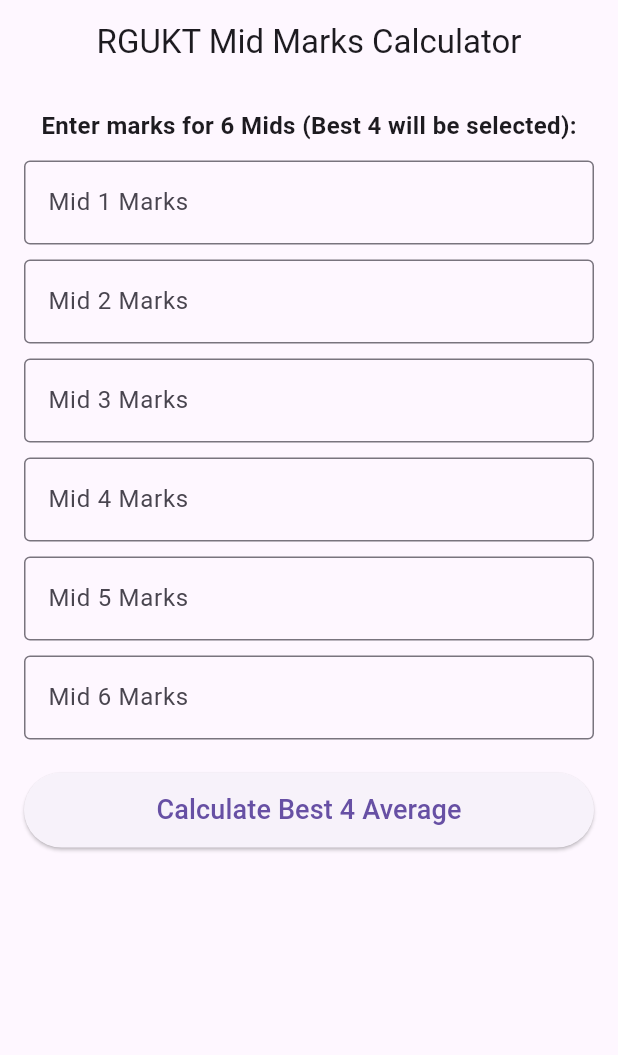
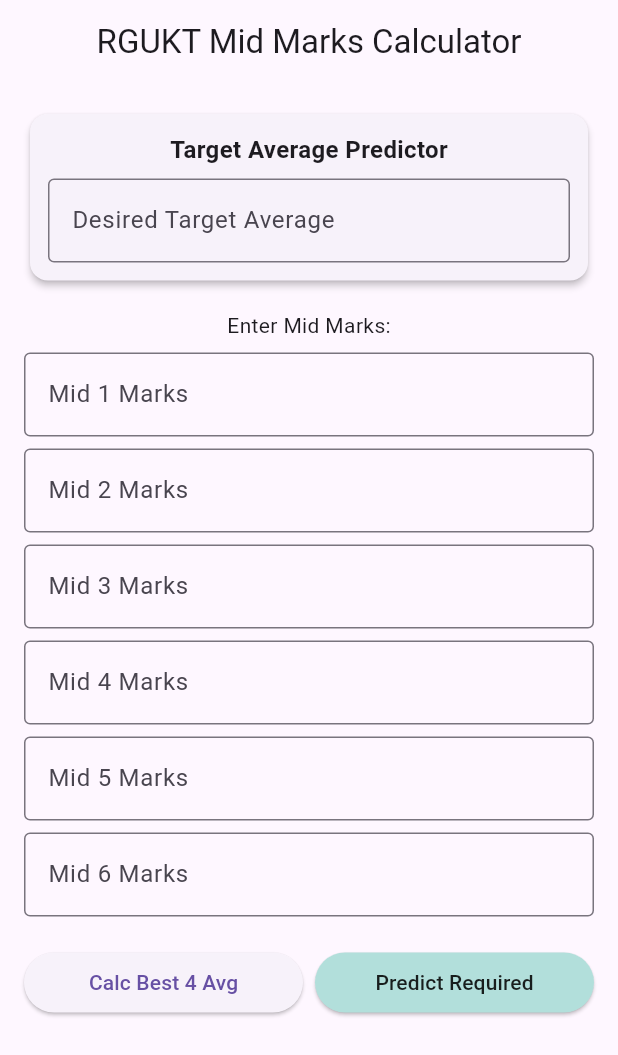
Before and after one commit to jirramanideepakreddy-lang/rgukt-mid-calculator, a Flutter app: the screen it shows after launch, on a phone screen of 412 x 824 dp. Shown: the top 1055 px of the screen. Run offline on Flutter 3.47's test engine with Material 3 defaults, Android fonts, the phone set to English and light mode, and no system bars.

Commit message:
Update main.dart

```diff
--- a/lib/main.dart
+++ b/lib/main.dart
@@ -31,9 +31,12 @@
 class _HomeScreenState extends State<HomeScreen> {
   final List<TextEditingController> _controllers =
       List.generate(6, (_) => TextEditingController());
-  double? _result;
+  final TextEditingController _targetController = TextEditingController();
 
-  void _calculate() {
+  double? _calculatedAverage;
+  String _targetAnalysis = '';
+
+  void _calculateAverage() {
     List<double> scores = [];
     for (var controller in _controllers) {
       double? val = double.tryParse(controller.text);
@@ -49,14 +52,70 @@
       return;
     }
 
-    // Sort descending and take best 4
     scores.sort((a, b) => b.compareTo(a));
     List<double> bestFour = scores.take(4).toList();
     double sum = bestFour.reduce((a, b) => a + b);
 
     setState(() {
-      _result = sum / 4;
+      _calculatedAverage = sum / 4;
     });
+  }
+
+  void _analyzeTarget() {
+    double? target = double.tryParse(_targetController.text);
+    if (target == null) {
+      ScaffoldMessenger.of(context).showSnackBar(
+        const SnackBar(content: Text('Please enter a valid target average')),
+      );
+      return;
+    }
+
+    List<double> entered = [];
+    for (var controller in _controllers) {
+      double? val = double.tryParse(controller.text);
+      if (val != null) {
+        entered.add(val);
+      }
+    }
+
+    double requiredTotalSum = target * 4;
+
+    if (entered.length >= 4) {
+      entered.sort((a, b) => b.compareTo(a));
+      double currentBest4Sum = entered.take(4).reduce((a, b) => a + b);
+      double currentAvg = currentBest4Sum / 4;
+      if (currentAvg >= target) {
+        setState(() {
+          _targetAnalysis = '🎉 Target Achieved! Your current Best 4 average is ${currentAvg.toStringAsFixed(2)}';
+        });
+      } else {
+        setState(() {
+          _targetAnalysis = 'Current Best 4 average is ${currentAvg.toStringAsFixed(2)}, which is below your target of ${target.toStringAsFixed(2)}.';
+        });
+      }
+      return;
+    }
+
+    double currentSum = entered.isEmpty ? 0 : entered.reduce((a, b) => a + b);
+    double neededRemainingSum = requiredTotalSum - currentSum;
+    int remainingMidsToPick = 4 - entered.length;
+    double requiredPerMid = neededRemainingSum / remainingMidsToPick;
+
+    if (requiredPerMid > 30) {
+      setState(() {
+        _targetAnalysis = '⚠️ Target of ${target.toStringAsFixed(2)} is mathematically impossible with your current scores (requires >30 per remaining mid).';
+      });
+    } else if (requiredPerMid <= 0) {
+      setState(() {
+        _targetAnalysis = '🎉 You have already secured enough marks to hit your target of ${target.toStringAsFixed(2)}!';
+      });
+    } else {
+      setState(() {
+        _targetAnalysis = 'To reach an average of ${target.toStringAsFixed(2)}:\n'
+            '• You need a total of ${neededRemainingSum.toStringAsFixed(2)} marks across your next $remainingMidsToPick required best Mids.\n'
+            '• Minimum average needed per remaining Mid: ${requiredPerMid.toStringAsFixed(2)}';
+      });
+    }
   }
 
   @override
@@ -70,14 +129,33 @@
         padding: const EdgeInsets.all(16.0),
         child: Column(
           children: [
-            const Text(
-              'Enter marks for 6 Mids (Best 4 will be selected):',
-              style: TextStyle(fontSize: 16, fontWeight: FontWeight.bold),
+            Card(
+              elevation: 2,
+              child: Padding(
+                padding: const EdgeInsets.all(12.0),
+                child: Column(
+                  children: [
+                    const Text('Target Average Predictor',
+                        style: TextStyle(fontSize: 16, fontWeight: FontWeight.bold)),
+                    const SizedBox(height: 8),
+                    TextField(
+                      controller: _targetController,
+                      keyboardType: TextInputType.number,
+                      decoration: const InputDecoration(
+                        labelText: 'Desired Target Average',
+                        border: OutlineInputBorder(),
+                      ),
+                    ),
+                  ],
+                ),
+              ),
             ),
-            const SizedBox(height: 12),
+            const SizedBox(height: 16),
+            const Text('Enter Mid Marks:'),
+            const SizedBox(height: 8),
             ...List.generate(6, (index) {
               return Padding(
-                padding: const EdgeInsets.only(bottom: 10.0),
+                padding: const EdgeInsets.only(bottom: 8.0),
                 child: TextField(
                   controller: _controllers[index],
                   keyboardType: TextInputType.number,
@@ -89,28 +167,42 @@
               );
             }),
             const SizedBox(height: 12),
-            ElevatedButton(
-              onPressed: _calculate,
-              style: ElevatedButton.styleFrom(
-                minimumSize: const Size.fromHeight(50),
-              ),
-              child: const Text('Calculate Best 4 Average',
-                  style: TextStyle(fontSize: 18)),
+            Row(
+              children: [
+                Expanded(
+                  child: ElevatedButton(
+                    onPressed: _calculateAverage,
+                    child: const Text('Calc Best 4 Avg'),
+                  ),
+                ),
+                const SizedBox(width: 8),
+                Expanded(
+                  child: ElevatedButton(
+                    onPressed: _analyzeTarget,
+                    style: ElevatedButton.styleFrom(backgroundColor: Colors.teal.shade100),
+                    child: const Text('Predict Required', style: TextStyle(color: Colors.black87)),
+                  ),
+                ),
+              ],
             ),
-            if (_result != null) ...[
-              const SizedBox(height: 20),
+            if (_calculatedAverage != null) ...[
+              const SizedBox(height: 16),
               Card(
                 color: Colors.teal.shade50,
                 child: Padding(
-                  padding: const EdgeInsets.all(20.0),
-                  child: Text(
-                    'Final Score: ${_result!.toStringAsFixed(2)}',
-                    style: TextStyle(
-                      fontSize: 22,
-                      fontWeight: FontWeight.bold,
-                      color: Colors.teal.shade900,
-                    ),
-                  ),
+                  padding: const EdgeInsets.all(16.0),
+                  child: Text('Best 4 Average: ${_calculatedAverage!.toStringAsFixed(2)}',
+                      style: const TextStyle(fontSize: 18, fontWeight: FontWeight.bold)),
+                ),
+              ),
+            ],
+            if (_targetAnalysis.isNotEmpty) ...[
+              const SizedBox(height: 16),
+              Card(
+                color: Colors.amber.shade50,
+                child: Padding(
+                  padding: const EdgeInsets.all(16.0),
+                  child: Text(_targetAnalysis, style: const TextStyle(fontSize: 15)),
                 ),
               ),
             ],
```
